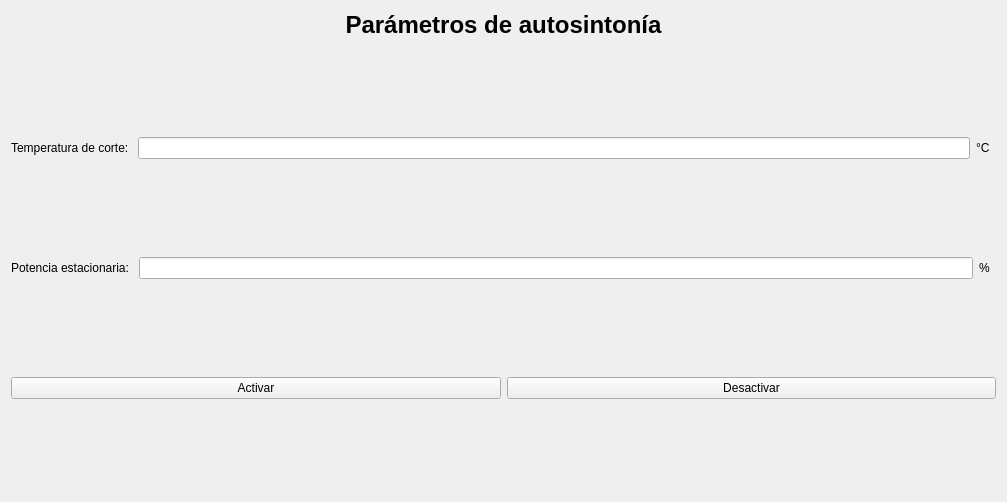
The window that src/view/auto_tunning_tab_view.ui (martincrxz/induction-heater-software) describes before a commit, drawn with Qt 5.
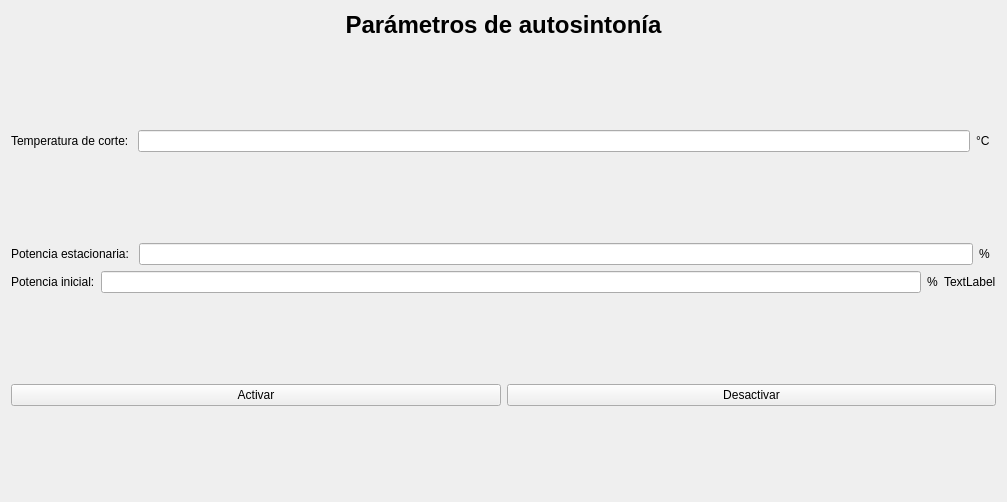
The same window after the commit. Icons and pictures are not drawn.

Commit message: imagenes para potencia minima

Diff of the .ui file:
```diff
--- a/src/view/auto_tunning_tab_view.ui
+++ b/src/view/auto_tunning_tab_view.ui
@@ -37,31 +37,31 @@
       </spacer>
      </item>
      <item>
-      <layout class="QHBoxLayout" name="horizontalLayout">
-       <item>
+      <layout class="QGridLayout" name="gridLayout_2">
+       <item row="0" column="3">
+        <widget class="QLabel" name="label_4">
+         <property name="text">
+          <string>&lt;html&gt;&lt;head/&gt;&lt;body&gt;&lt;p&gt;&lt;img src=&quot;:/tempCorteChica.png&quot;/&gt;&lt;/p&gt;&lt;/body&gt;&lt;/html&gt;</string>
+         </property>
+        </widget>
+       </item>
+       <item row="0" column="1">
+        <widget class="QLineEdit" name="cutoff_temperature"/>
+       </item>
+       <item row="0" column="0">
         <widget class="QLabel" name="label_2">
          <property name="text">
           <string>Temperatura de corte: </string>
          </property>
         </widget>
        </item>
-       <item>
-        <widget class="QLineEdit" name="lineEdit"/>
-       </item>
-       <item>
+       <item row="0" column="2">
         <widget class="QLabel" name="label_3">
          <property name="text">
           <string>°C</string>
          </property>
         </widget>
        </item>
-       <item>
-        <widget class="QLabel" name="label_4">
-         <property name="text">
-          <string>&lt;html&gt;&lt;head/&gt;&lt;body&gt;&lt;p&gt;&lt;img src=&quot;:/tempCorteChica.png&quot;/&gt;&lt;/p&gt;&lt;/body&gt;&lt;/html&gt;</string>
-         </property>
-        </widget>
-       </item>
       </layout>
      </item>
      <item>
@@ -78,28 +78,56 @@
       </spacer>
      </item>
      <item>
-      <layout class="QHBoxLayout" name="horizontalLayout_2">
-       <item>
+      <layout class="QGridLayout" name="gridLayout_3">
+       <item row="0" column="3">
+        <widget class="QLabel" name="label_7">
+         <property name="text">
+          <string>&lt;html&gt;&lt;head/&gt;&lt;body&gt;&lt;p&gt;&lt;img src=&quot;:/potenciaEstacionariaChica.png&quot;/&gt;&lt;/p&gt;&lt;/body&gt;&lt;/html&gt;</string>
+         </property>
+        </widget>
+       </item>
+       <item row="0" column="1">
+        <widget class="QLineEdit" name="stationary_power"/>
+       </item>
+       <item row="0" column="0">
         <widget class="QLabel" name="label_5">
          <property name="text">
           <string>Potencia estacionaria: </string>
          </property>
         </widget>
        </item>
-       <item>
-        <widget class="QLineEdit" name="lineEdit_2"/>
-       </item>
-       <item>
+       <item row="0" column="2">
         <widget class="QLabel" name="label_6">
          <property name="text">
           <string>%</string>
          </property>
         </widget>
        </item>
-       <item>
-        <widget class="QLabel" name="label_7">
+      </layout>
+     </item>
+     <item>
+      <layout class="QGridLayout" name="gridLayout_4">
+       <item row="0" column="0">
+        <widget class="QLabel" name="label_8">
          <property name="text">
-          <string>&lt;html&gt;&lt;head/&gt;&lt;body&gt;&lt;p&gt;&lt;img src=&quot;:/potenciaEstacionariaChica.png&quot;/&gt;&lt;/p&gt;&lt;/body&gt;&lt;/html&gt;</string>
+          <string>Potencia inicial:</string>
+         </property>
+        </widget>
+       </item>
+       <item row="0" column="1">
+        <widget class="QLineEdit" name="lineEdit"/>
+       </item>
+       <item row="0" column="2">
+        <widget class="QLabel" name="label_10">
+         <property name="text">
+          <string>%</string>
+         </property>
+        </widget>
+       </item>
+       <item row="0" column="3">
+        <widget class="QLabel" name="label_9">
+         <property name="text">
+          <string>TextLabel</string>
          </property>
         </widget>
        </item>
```
The commit also changes 2 other files.
